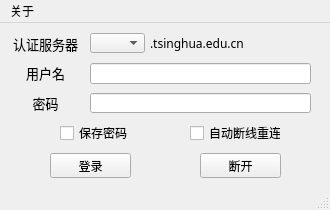
Old version of the form MainWindow.ui in the repository LuoBingjun/Tsinghua-Auth-GUI.
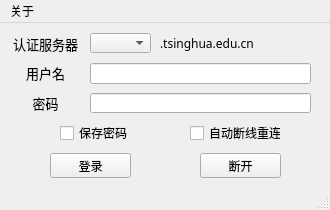
New version of the form.

Diff of the .ui file:
```diff
--- a/MainWindow.ui
+++ b/MainWindow.ui
@@ -229,9 +229,9 @@
    <widget class="QLabel" name="label_4">
     <property name="geometry">
      <rect>
-      <x>150</x>
+      <x>160</x>
       <y>10</y>
-      <width>151</width>
+      <width>141</width>
       <height>20</height>
      </rect>
     </property>
@@ -249,7 +249,7 @@
      <rect>
       <x>90</x>
       <y>10</y>
-      <width>55</width>
+      <width>61</width>
       <height>20</height>
      </rect>
     </property>
```
